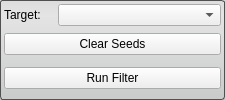
Before: the Qt Designer form src/Interface/ToolInterface/ConnectedComponentFilterInterface.ui in SCIInstitute/Seg3D, drawn with Qt 5.
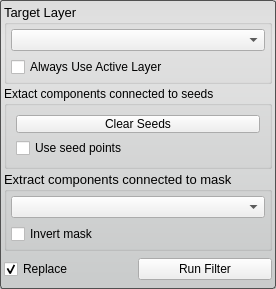
After: the same form once the commit is applied.

Commit message: add connected component interface

```diff
--- a/src/Interface/ToolInterface/ConnectedComponentFilterInterface.ui
+++ b/src/Interface/ToolInterface/ConnectedComponentFilterInterface.ui
@@ -6,8 +6,8 @@
    <rect>
     <x>0</x>
     <y>0</y>
-    <width>225</width>
-    <height>100</height>
+    <width>276</width>
+    <height>289</height>
    </rect>
   </property>
   <property name="sizePolicy">
@@ -46,62 +46,45 @@
     <number>4</number>
    </property>
    <item>
-    <layout class="QHBoxLayout" name="activeHLayout" stretch="0,0">
-     <property name="spacing">
-      <number>4</number>
+    <widget class="QGroupBox" name="target_groupbox_">
+     <property name="font">
+      <font>
+       <pointsize>10</pointsize>
+      </font>
      </property>
-     <item>
-      <widget class="QLabel" name="activeLabel">
-       <property name="sizePolicy">
-        <sizepolicy hsizetype="Fixed" vsizetype="Preferred">
-         <horstretch>0</horstretch>
-         <verstretch>0</verstretch>
-        </sizepolicy>
-       </property>
-       <property name="minimumSize">
-        <size>
-         <width>50</width>
-         <height>0</height>
-        </size>
-       </property>
-       <property name="text">
-        <string>Target:</string>
-       </property>
-      </widget>
-     </item>
-     <item>
-      <widget class="QComboBox" name="target_">
-       <property name="sizePolicy">
-        <sizepolicy hsizetype="Ignored" vsizetype="Fixed">
-         <horstretch>0</horstretch>
-         <verstretch>0</verstretch>
-        </sizepolicy>
-       </property>
-      </widget>
-     </item>
-    </layout>
+     <property name="title">
+      <string>Target Layer</string>
+     </property>
+     <layout class="QVBoxLayout" name="verticalLayout_4">
+      <property name="margin">
+       <number>4</number>
+      </property>
+      <item>
+       <widget class="QComboBox" name="target_layer_">
+        <property name="sizePolicy">
+         <sizepolicy hsizetype="Ignored" vsizetype="Fixed">
+          <horstretch>0</horstretch>
+          <verstretch>0</verstretch>
+         </sizepolicy>
+        </property>
+       </widget>
+      </item>
+      <item>
+       <widget class="QCheckBox" name="use_active_layer_">
+        <property name="text">
+         <string>Always Use Active Layer</string>
+        </property>
+       </widget>
+      </item>
+     </layout>
+    </widget>
    </item>
    <item>
-    <widget class="QWidget" name="widget_2" native="true">
-     <property name="minimumSize">
-      <size>
-       <width>0</width>
-       <height>32</height>
-      </size>
+    <widget class="QGroupBox" name="groupBox">
+     <property name="title">
+      <string>Extact components connected to seeds</string>
      </property>
-     <property name="maximumSize">
-      <size>
-       <width>16777215</width>
-       <height>32</height>
-      </size>
-     </property>
-     <layout class="QHBoxLayout" name="horizontalLayout_2">
-      <property name="spacing">
-       <number>0</number>
-      </property>
-      <property name="margin">
-       <number>0</number>
-      </property>
+     <layout class="QVBoxLayout" name="verticalLayout_2">
       <item>
        <widget class="QPushButton" name="clearSeedsButton">
         <property name="sizePolicy">
@@ -115,6 +98,47 @@
         </property>
        </widget>
       </item>
+      <item>
+       <widget class="QCheckBox" name="use_seeds_">
+        <property name="text">
+         <string>Use seed points</string>
+        </property>
+       </widget>
+      </item>
+     </layout>
+    </widget>
+   </item>
+   <item>
+    <widget class="QGroupBox" name="connected_to_mask_groupbox_">
+     <property name="font">
+      <font>
+       <pointsize>10</pointsize>
+      </font>
+     </property>
+     <property name="title">
+      <string>Extract components connected to mask</string>
+     </property>
+     <layout class="QVBoxLayout" name="verticalLayout_5">
+      <property name="margin">
+       <number>4</number>
+      </property>
+      <item>
+       <widget class="QComboBox" name="mask_">
+        <property name="sizePolicy">
+         <sizepolicy hsizetype="Ignored" vsizetype="Fixed">
+          <horstretch>0</horstretch>
+          <verstretch>0</verstretch>
+         </sizepolicy>
+        </property>
+       </widget>
+      </item>
+      <item>
+       <widget class="QCheckBox" name="invert_mask_">
+        <property name="text">
+         <string>Invert mask</string>
+        </property>
+       </widget>
+      </item>
      </layout>
     </widget>
    </item>
@@ -139,6 +163,16 @@
       <property name="margin">
        <number>0</number>
       </property>
+      <item>
+       <widget class="QCheckBox" name="replaceCheckBox">
+        <property name="text">
+         <string>Replace</string>
+        </property>
+        <property name="checked">
+         <bool>true</bool>
+        </property>
+       </widget>
+      </item>
       <item>
        <widget class="QPushButton" name="runFilterButton">
         <property name="sizePolicy">
```
The commit also changes 11 other files.
